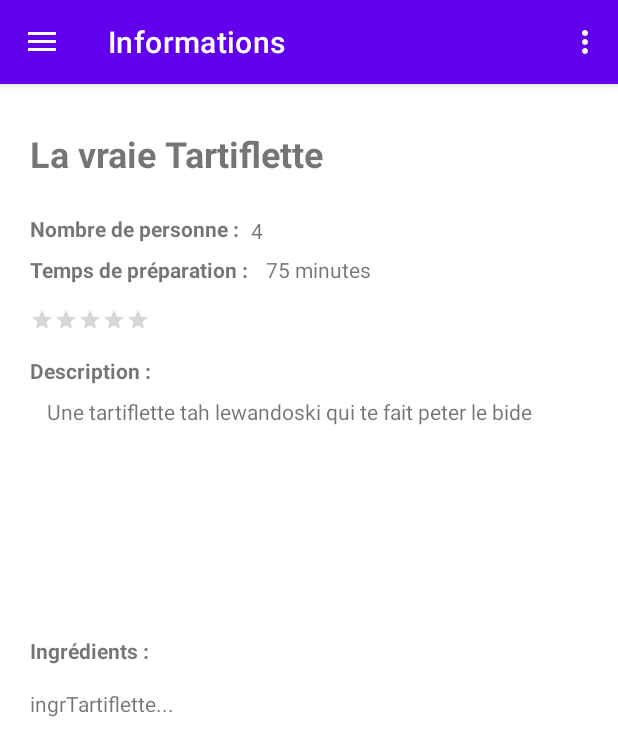
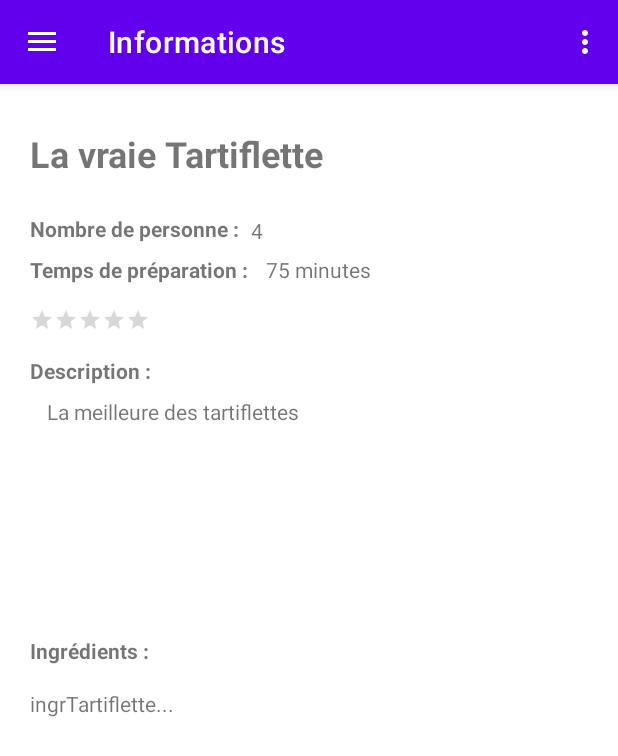
Before and after one commit to jrmy17/projetbaratie, an Android app: the screen it shows after launch (MainActivity), after a tap on "La vraie Tartiflette", on a phone screen of 412 x 824 dp. Shown: the top 756 px of the screen. Run offline under Robolectric (Android 15) with nearby library versions, the phone set to English and light mode, and no system bars; our stand-ins replace navigation-ui.

Commit message:
Affichage detail recette

```diff
--- a/app/src/main/java/fr/jmm/baratie/MainActivity.java
+++ b/app/src/main/java/fr/jmm/baratie/MainActivity.java
@@ -76,18 +76,16 @@ public class MainActivity extends AppCompatActivity {
                 "De délicieuses pates à la carbonara", "200 grammes de lardons, 20 grammes de pattes...");
 
 
-
-
         Recette pizza = new Recette("Pizza", 6, 45,
-                "Une pizza tah délicieuse", "Patte a pizza, ...");
+                "Une pizza délicieuse", "Patte a pizza, ...");
         Recette cookie = new Recette("Cookie", 6, 25,
-                "Des cookies chococroco", "chocolat, farine...");
+                "Des cookies au chocolat blanc", "chocolat blanc, farine...");
 
         Recette feuilletesSaucisse = new Recette("Feuilletés apéritif à la saucisse", 6, 20,
-                "Un apéro tah j'ai faim", "ingredients...");
+                "Un apéro qui sera réussi", "ingredients...");
 
         Recette tartiflette = new Recette("La vraie Tartiflette", 4, 75,
-                "Une tartiflette tah lewandoski qui te fait peter le bide", "ingrTartiflette...");
+                "La meilleure des tartiflettes", "ingrTartiflette...");
 
         recettes.add(pizza);
         recettes.add(patesCarbo);
```
